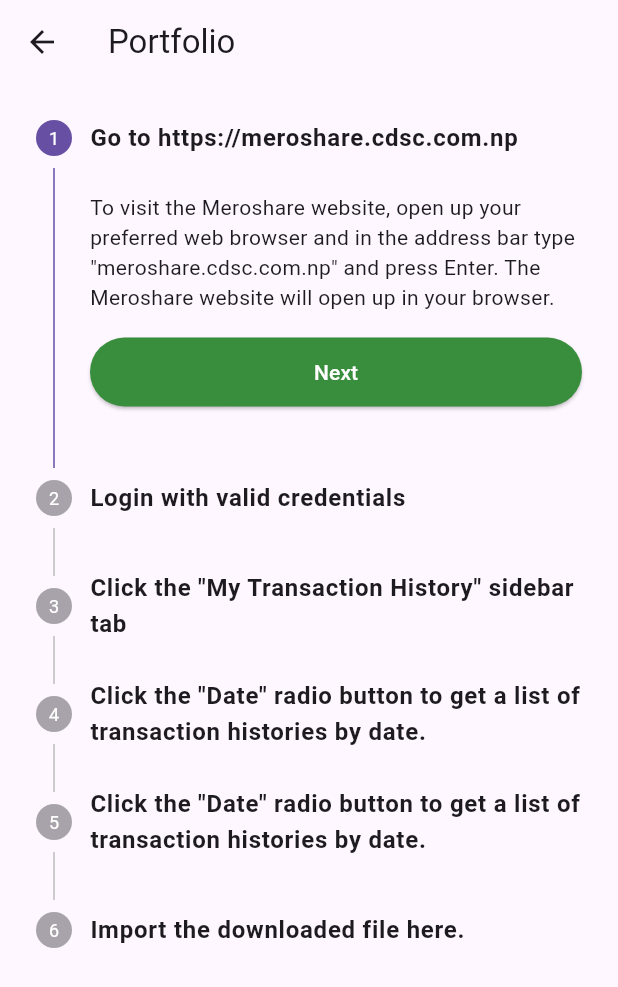
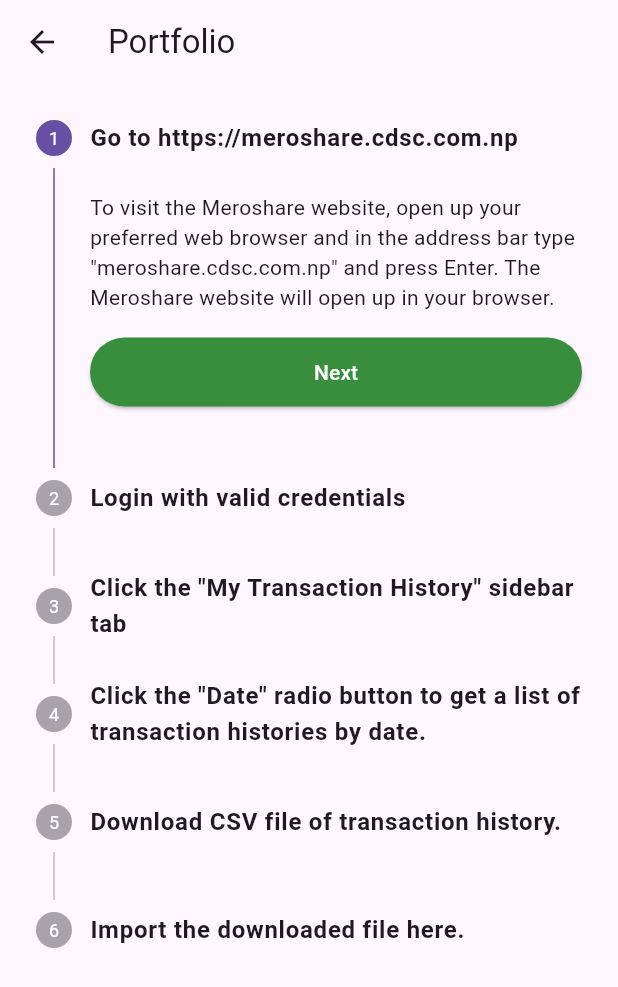
Before and after one commit to KiranJoshi52/nepse_trends, a Flutter app: the PortfolioScreen screen opened by its route, on a phone screen of 412 x 824 dp. Shown: the top 987 px of the screen. Run offline on Flutter 3.47's test engine with Material 3 defaults, Android fonts, the phone set to English and light mode, and no system bars; our stand-ins replace file_picker, firebase_auth, firebase_core, google_sign_in, webview_flutter; accounts and stored records are empty.

Commit message:
upload csv working

```diff
--- a/lib/Screens/portfolio_screen.dart
+++ b/lib/Screens/portfolio_screen.dart
@@ -1,5 +1,7 @@
 import 'package:flutter/material.dart';
 import 'package:nepse_trends/constants/color.dart';
+import 'dart:io';
+import 'package:file_picker/file_picker.dart';
 
 class PortfolioScreen extends StatelessWidget {
   static const String portfolioScreenRoute = '/portfolio';
@@ -31,10 +33,24 @@ class _StepperExampleState extends State<StepperExample> {
       setState(() {
         _currentStep++;
       });
+    }
+  }
+
+  // Function to handle file upload
+  Future<void> _onFileUpload() async {
+    final result = await FilePicker.platform.pickFiles(
+      type: FileType.custom,
+      allowedExtensions: ['csv'], // Restrict file types to CSV
+    );
+
+    if (result != null) {
+      final file = File(result.files.single.path!);
+      ScaffoldMessenger.of(context).showSnackBar(
+        SnackBar(content: Text('File selected: ${file.path}')),
+      );
     } else {
-      // Final action
       ScaffoldMessenger.of(context).showSnackBar(
-        const SnackBar(content: Text("All steps completed!")),
+        const SnackBar(content: Text('No file selected')),
       );
     }
   }
@@ -42,8 +58,7 @@ class _StepperExampleState extends State<StepperExample> {
   @override
   Widget build(BuildContext context) {
     return Stepper(
-      type: StepperType
-          .vertical, // Use StepperType.horizontal for horizontal layout
+      type: StepperType.vertical, // Use StepperType.horizontal for horizontal layout
       currentStep: _currentStep,
       onStepContinue: _onStepContinue,
       onStepCancel: null, // Cancel button not needed
@@ -53,6 +68,27 @@ class _StepperExampleState extends State<StepperExample> {
         });
       },
       controlsBuilder: (BuildContext context, ControlsDetails details) {
+        if (_currentStep == 5) {
+          return Padding(
+            padding: const EdgeInsets.only(top: 16.0),
+            child: SizedBox(
+              width: double.infinity,
+              child: ElevatedButton(
+                onPressed: _onFileUpload,
+                style: ElevatedButton.styleFrom(
+                  backgroundColor: primaryColor,
+                  padding: const EdgeInsets.symmetric(vertical: 13.0),
+                ),
+                child: const Text(
+                  'Upload CSV File',
+                  style: TextStyle(
+                    color: Colors.white,
+                  ),
+                ),
+              ),
+            ),
+          );
+        } else {
           return Padding(
             padding: const EdgeInsets.only(top: 16.0),
             child: SizedBox(
@@ -60,19 +96,19 @@ class _StepperExampleState extends State<StepperExample> {
               child: ElevatedButton(
                 onPressed: details.onStepContinue,
                 style: ElevatedButton.styleFrom(
-                backgroundColor: primaryColor, // Green color for the button
-                padding: const EdgeInsets.symmetric(
-                    vertical: 13.0), // Makes the button taller
+                  backgroundColor: primaryColor,
+                  padding: const EdgeInsets.symmetric(vertical: 13.0),
                 ),
                 child: const Text(
                   'Next',
                   style: TextStyle(
-                  color: Colors.white, // Set the text color to green
+                    color: Colors.white,
                   ),
                 ),
               ),
             ),
           );
+        }
       },
       steps: [
         Step(
@@ -99,7 +135,7 @@ class _StepperExampleState extends State<StepperExample> {
             style: TextStyle(fontWeight: FontWeight.bold),
           ),
           content: const Text(
-              "After loggin in, you will be redirected to the Meroshare dashboard. On the left-hand side of the page, you will see a sidebar with various options. Click on the \"My Transaction History\" tab to view your transaction history."),
+              "After logging in, you will be redirected to the Meroshare dashboard. On the left-hand side of the page, you will see a sidebar with various options. Click on the \"My Transaction History\" tab to view your transaction history."),
           isActive: _currentStep >= 2,
         ),
         Step(
@@ -113,7 +149,7 @@ class _StepperExampleState extends State<StepperExample> {
         ),
         Step(
           title: const Text(
-            'Click the "Date" radio button to get a list of transaction histories by date.',
+            'Download CSV file of transaction history.',
             style: TextStyle(fontWeight: FontWeight.bold),
           ),
           content: const Text(
--- a/pubspec.yaml
+++ b/pubspec.yaml
@@ -33,6 +33,7 @@ dependencies:
   google_sign_in: ^6.2.1
   firebase_auth: ^5.3.1
   provider: ^6.0.5
+  file_picker: any
 
   # The following adds the Cupertino Icons font to your application.
   # Use with the CupertinoIcons class for iOS style icons.
```
Also changed, not shown: pubspec.lock, 1 other file. Lines whose indentation alone changed are shown as unchanged.
